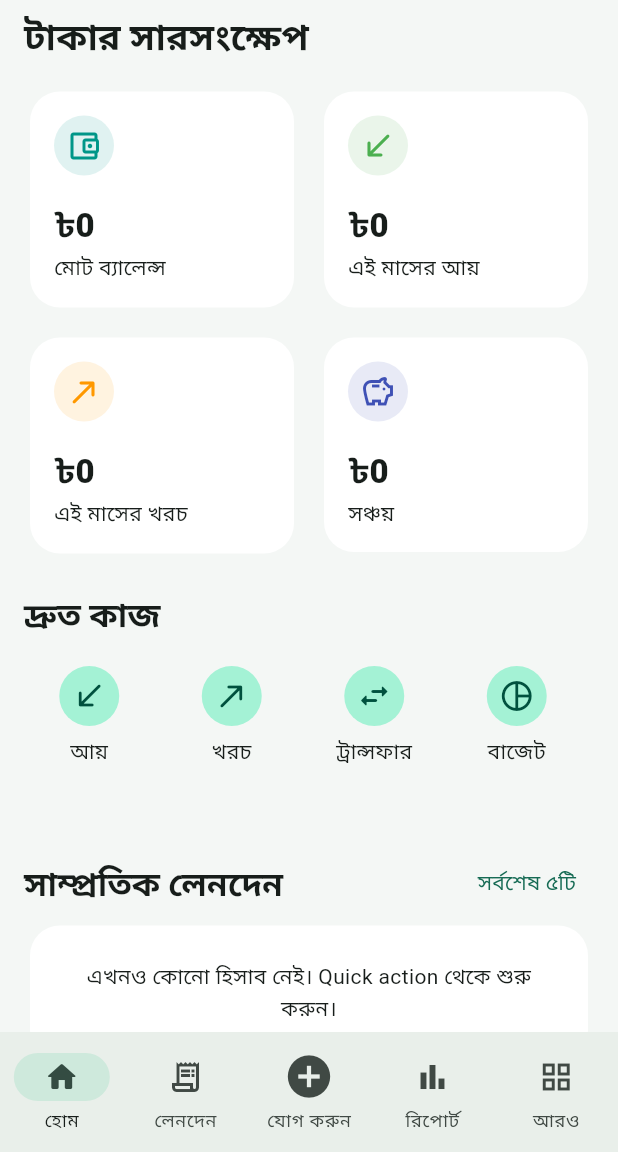
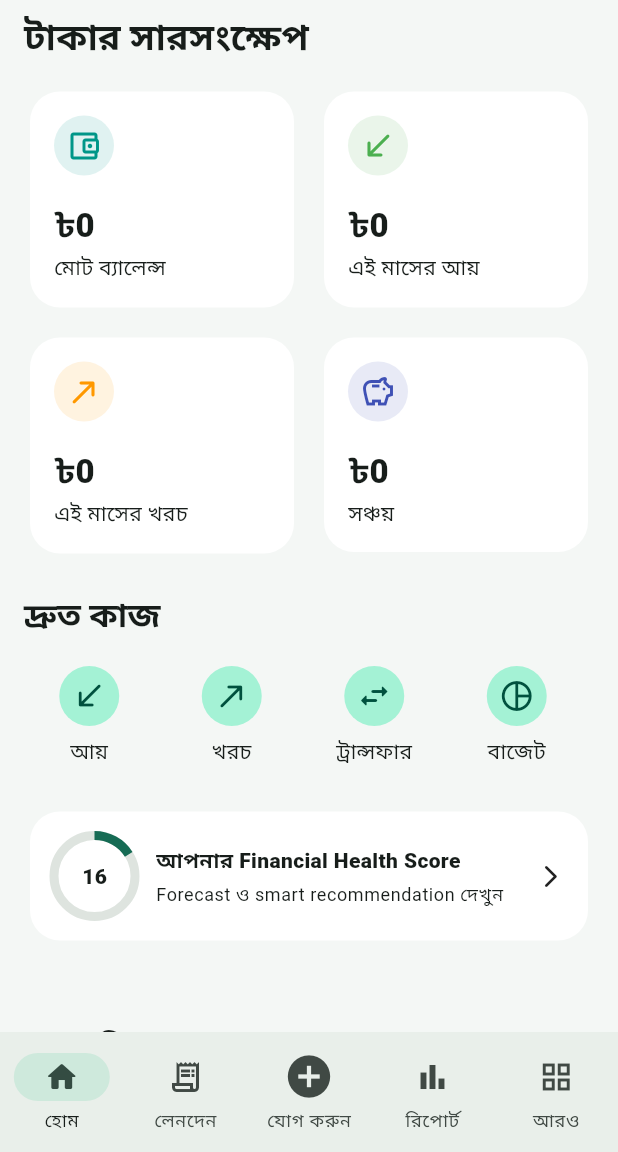
Before and after one commit to mehediinf/fin_khata, a Flutter app: the HomeShell screen opened directly, on a phone screen of 412 x 824 dp, the part 84-1236 px from its top. Run offline on Flutter 3.47's test engine with Material 3 defaults, Android fonts, the phone set to English and light mode, and no system bars; our stand-ins replace drift, fl_chart, flutter_riverpod, flutter_secure_storage, go_router, local_auth; accounts and stored records are empty.

Commit message:
Apps Update Commit 1

```diff
--- a/lib/features/finance/presentation/screens/home_shell.dart
+++ b/lib/features/finance/presentation/screens/home_shell.dart
@@ -9,6 +9,7 @@ import 'package:intl/intl.dart';
 import '../../../../core/constants/app_currencies.dart';
 import '../../../../core/localization/app_strings.dart';
 import '../../../onboarding/presentation/onboarding_screen.dart';
+import '../../../premium/domain/premium_analytics.dart';
 import '../../domain/finance_models.dart';
 import '../providers/finance_controller.dart';
 
@@ -265,6 +266,8 @@ class DashboardPage extends ConsumerWidget {
           ),
           const SizedBox(height: 10),
           _QuickActions(state: state),
+          const SizedBox(height: 16),
+          _DashboardPremiumBanner(state: state),
           if (!state.isBusiness) ...[
             const SizedBox(height: 22),
             _BudgetOverview(state: state),
@@ -681,6 +684,79 @@ class _PremiumEntryCard extends StatelessWidget {
       ),
     ),
   );
+}
+
+class _DashboardPremiumBanner extends StatelessWidget {
+  const _DashboardPremiumBanner({required this.state});
+
+  final FinanceState state;
+
+  @override
+  Widget build(BuildContext context) {
+    final score = PremiumAnalytics.calculate(
+      accounts: state.accounts,
+      categories: state.categories,
+      transactions: state.transactions,
+      budgets: state.budgets,
+      contacts: state.contacts,
+      businessEntries: state.businessEntries,
+      isBusiness: state.isBusiness,
+    ).healthScore;
+    return Card(
+      clipBehavior: Clip.antiAlias,
+      child: InkWell(
+        onTap: () => context.push('/premium'),
+        child: Padding(
+          padding: const EdgeInsets.all(16),
+          child: Row(
+            children: [
+              Stack(
+                alignment: Alignment.center,
+                children: [
+                  SizedBox.square(
+                    dimension: 54,
+                    child: CircularProgressIndicator(
+                      value: score / 100,
+                      strokeWidth: 6,
+                      backgroundColor: Theme.of(
+                        context,
+                      ).colorScheme.surfaceContainerHighest,
+                    ),
+                  ),
+                  Text(
+                    '$score',
+                    style: const TextStyle(fontWeight: FontWeight.w900),
+                  ),
+                ],
+              ),
+              const SizedBox(width: 14),
+              Expanded(
+                child: Column(
+                  crossAxisAlignment: CrossAxisAlignment.start,
+                  children: [
+                    Text(
+                      state.bangla
+                          ? 'আপনার Financial Health Score'
+                          : 'Your Financial Health Score',
+                      style: const TextStyle(fontWeight: FontWeight.w800),
+                    ),
+                    const SizedBox(height: 3),
+                    Text(
+                      state.bangla
+                          ? 'Forecast ও smart recommendation দেখুন'
+                          : 'View forecasts and smart recommendations',
+                      style: Theme.of(context).textTheme.bodySmall,
+                    ),
+                  ],
+                ),
+              ),
+              const Icon(Icons.arrow_forward_ios_rounded, size: 18),
+            ],
+          ),
+        ),
+      ),
+    );
+  }
 }
 
 class _SummaryCard extends StatelessWidget {
@@ -1425,6 +1501,7 @@ Future<void> _showWorkspaceDialog(BuildContext context, WidgetRef ref) async {
             const SizedBox(height: 12),
             DropdownButtonFormField<String>(
               initialValue: currencyCode,
+              isExpanded: true,
               decoration: const InputDecoration(labelText: 'Currency'),
               items: AppCurrency.supported
                   .map(
--- a/lib/features/onboarding/presentation/onboarding_screen.dart
+++ b/lib/features/onboarding/presentation/onboarding_screen.dart
@@ -136,6 +136,7 @@ class _OnboardingScreenState extends ConsumerState<OnboardingScreen> {
                       const SizedBox(height: 12),
                       DropdownButtonFormField<String>(
                         initialValue: _currency,
+                        isExpanded: true,
                         decoration: InputDecoration(
                           labelText: t('Currency', 'মুদ্রা'),
                         ),
@@ -145,6 +146,8 @@ class _OnboardingScreenState extends ConsumerState<OnboardingScreen> {
                                 value: currency.code,
                                 child: Text(
                                   '${currency.symbol}  ${currency.code} — ${currency.name}',
+                                  maxLines: 1,
+                                  overflow: TextOverflow.ellipsis,
                                 ),
                               ),
                             )
```
Also changed, not shown: 2 other files.
